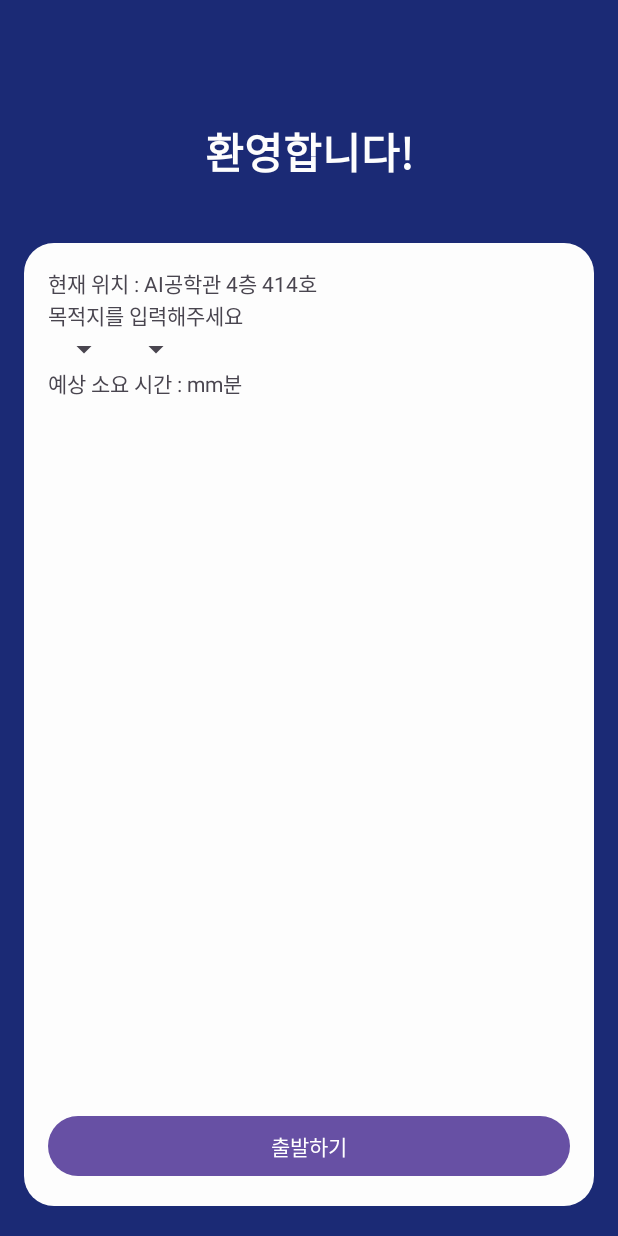
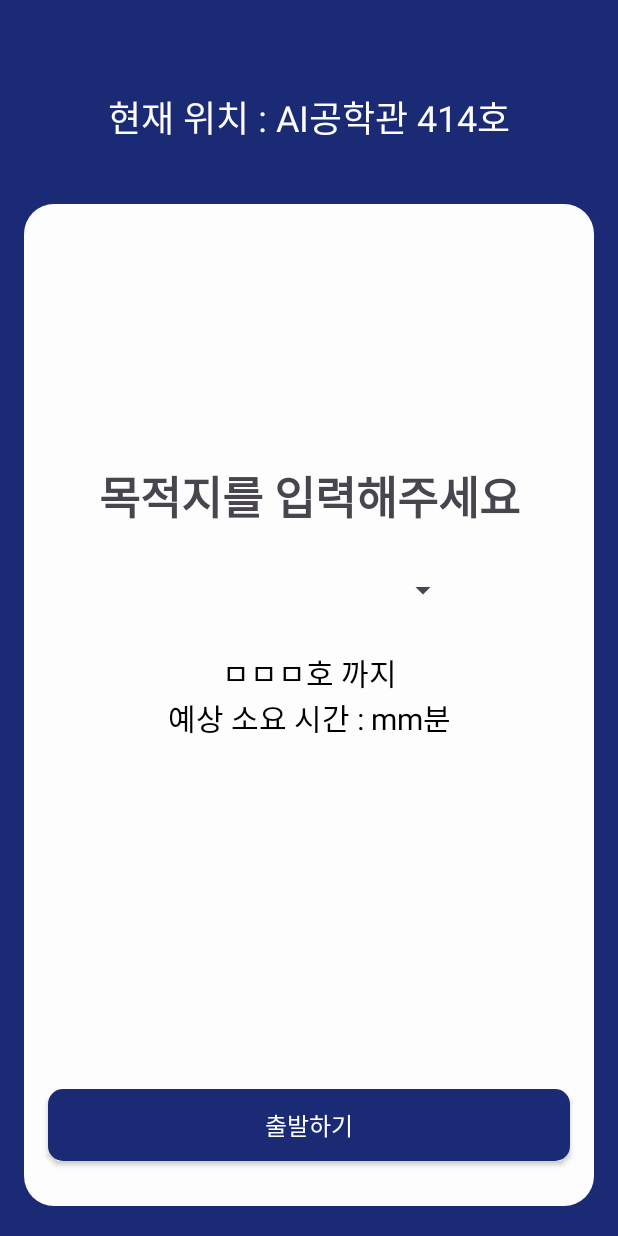
Before and after one commit to sts07142/IndoorNavUser, an Android app: the screen it shows after launch (MainActivity), on a phone screen of 412 x 824 dp. Run offline under Robolectric (Android 15) with nearby library versions, the phone set to English and light mode, and no system bars.

Commit message:
Feat: layout design change

```diff
--- /dev/null
+++ b/IndoorLocalization/app/src/main/res/drawable/style_home_bg.xml
@@ -0,0 +1,5 @@
+<?xml version="1.0" encoding="utf-8"?>
+<shape xmlns:android="http://schemas.android.com/apk/res/android">
+    <corners android:radius="20dp"/>
+    <solid android:color="@color/white"/>
+</shape>
--- a/IndoorLocalization/app/src/main/res/drawable/style_corner20_white.xml
+++ b/IndoorLocalization/app/src/main/res/drawable/style_home_btn.xml
@@ -1,7 +1,7 @@
 <?xml version="1.0" encoding="utf-8"?>
 <shape xmlns:android="http://schemas.android.com/apk/res/android"
     android:shape="rectangle">
-    <solid android:color="@color/white"/>
-    <corners android:radius="20dp"/>
+    <solid android:color="@color/blue04"/>
+    <corners android:radius="10dp"/>
 
 </shape>
--- a/IndoorLocalization/app/src/main/res/layout/activity_main.xml
+++ b/IndoorLocalization/app/src/main/res/layout/activity_main.xml
@@ -7,80 +7,89 @@
     android:layout_height="match_parent"
     tools:context=".MainActivity">
 
-    <TextView
-        android:id="@+id/main_set_destination_tv"
-        android:layout_width="match_parent"
-        android:layout_height="wrap_content"
-        android:layout_marginTop="80dp"
-        android:paddingBottom="10dp"
-        android:text="환영합니다!"
-        android:textColor="@color/white"
-        android:textAlignment="center"
-        android:textSize="28sp"
-        android:textStyle="bold"
-        app:layout_constraintEnd_toEndOf="parent"
-        app:layout_constraintStart_toStartOf="parent"
-        app:layout_constraintTop_toTopOf="parent" />
-
-    <androidx.constraintlayout.widget.ConstraintLayout
-        android:layout_width="match_parent"
-        android:layout_height="0dp"
-        android:padding="16dp"
-        android:background="@drawable/style_corner20_white"
-        app:layout_constraintStart_toStartOf="parent"
-        app:layout_constraintTop_toBottomOf="@+id/main_set_destination_tv"
-        app:layout_constraintBottom_toBottomOf="parent"
-        android:layout_marginTop="30dp"
-        android:layout_marginHorizontal="16dp"
-        android:layout_marginBottom="20dp">
-
         <TextView
             android:id="@+id/home_now_location_tv"
             android:layout_width="wrap_content"
             android:layout_height="wrap_content"
-            android:text="현재 위치 : AI공학관 4층 414호"
+            android:layout_marginTop="60dp"
+            android:text="현재 위치 : AI공학관 414호"
+            android:textColor="@color/white"
+            android:textSize="24sp"
             app:layout_constraintStart_toStartOf="parent"
+            app:layout_constraintEnd_toEndOf="parent"
             app:layout_constraintTop_toTopOf="parent"/>
-        <TextView
-            android:id="@+id/home_enter_destination_text_tv"
-            android:layout_width="wrap_content"
-            android:layout_height="wrap_content"
-            android:text="목적지를 입력해주세요"
+
+        <androidx.constraintlayout.widget.ConstraintLayout
+            android:layout_width="match_parent"
+            android:layout_height="0dp"
+            android:layout_marginBottom="20dp"
+            android:layout_marginTop="40dp"
+            android:background="@drawable/style_home_bg"
+            android:layout_marginHorizontal="16dp"
             app:layout_constraintStart_toStartOf="parent"
-            app:layout_constraintTop_toBottomOf="@+id/home_now_location_tv"/>
-        <Spinner
-            android:id="@+id/home_destination_floor_sp"
-            android:layout_width="wrap_content"
-            android:layout_height="wrap_content"
-            app:layout_constraintStart_toStartOf="parent"
-            app:layout_constraintTop_toBottomOf="@+id/home_enter_destination_text_tv"/>
-        <Spinner
-            android:id="@+id/home_destination_room_sp"
-            android:layout_width="wrap_content"
-            android:layout_height="wrap_content"
-            app:layout_constraintStart_toEndOf="@+id/home_destination_floor_sp"
-            app:layout_constraintTop_toBottomOf="@+id/home_enter_destination_text_tv"/>
+            app:layout_constraintTop_toBottomOf="@+id/home_now_location_tv"
+            app:layout_constraintBottom_toBottomOf="parent">
 
-        <Button
-            android:id="@+id/home_start_btn_tv"
-            android:layout_width="match_parent"
-            android:layout_height="wrap_content"
-            android:text="출발하기"
-            app:layout_constraintBottom_toBottomOf="parent"/>
+                <LinearLayout
+                    android:layout_width="wrap_content"
+                    android:layout_height="wrap_content"
+                    android:orientation="vertical"
+                    app:layout_constraintStart_toStartOf="parent"
+                    app:layout_constraintBottom_toBottomOf="@id/home_start_btn_tv"
+                    app:layout_constraintVertical_bias="0.38"
+                    app:layout_constraintTop_toTopOf="parent"
+                    app:layout_constraintEnd_toEndOf="parent">
+
+                        <TextView
+                            android:id="@+id/home_enter_destination_text_tv"
+                            android:layout_width="wrap_content"
+                            android:layout_height="wrap_content"
+                            android:text="목적지를 입력해주세요"
+                            android:textSize="30sp"
+                            android:textStyle="bold"
+                            app:layout_constraintEnd_toEndOf="parent"
+                            app:layout_constraintStart_toStartOf="parent"
+                            app:layout_constraintTop_toTopOf="parent" />
+
+                        <Spinner
+                            android:id="@+id/home_destination_room_sp"
+                            android:layout_marginTop="20dp"
+                            android:layout_gravity="center"
+                            android:layout_width="200dp"
+                            android:layout_height="40dp"/>
+
+                        <TextView
+                            android:id="@+id/home_estimated_time_text_tv"
+                            android:layout_width="wrap_content"
+                            android:layout_height="wrap_content"
+                            android:layout_marginTop="20dp"
+                            android:layout_gravity="center"
+                            android:text="ㅁㅁㅁ호 까지\n예상 소요 시간 : mm분"
+                            android:textColor="@color/black"
+                            android:textAlignment="center"
+                            android:textSize="20sp"
+                            app:layout_constraintTop_toBottomOf="@+id/home_destination_room_sp"
+                            app:layout_constraintStart_toStartOf="parent"
+                            app:layout_constraintEnd_toEndOf="parent"/>
+
+                </LinearLayout>
 
 
 
+                <androidx.appcompat.widget.AppCompatButton
+                    android:id="@+id/home_start_btn_tv"
+                    android:layout_width="match_parent"
+                    android:layout_height="wrap_content"
+                    android:layout_marginHorizontal="16dp"
+                    android:layout_marginBottom="30dp"
+                    android:textColor="@color/white"
+                    android:textSize="16sp"
+                    android:text="출발하기"
+                    android:background="@drawable/style_home_btn"
+                    app:layout_constraintBottom_toBottomOf="parent"/>
 
-        <!-- 구현 가능하면 추가하기 -->
 
-        <TextView
-            android:id="@+id/home_estimated_time_text_tv"
-            android:layout_width="wrap_content"
-            android:layout_height="wrap_content"
-            android:text="예상 소요 시간 : mm분"
-            app:layout_constraintTop_toBottomOf="@+id/home_destination_floor_sp"
-            app:layout_constraintStart_toStartOf="parent"/>
+        </androidx.constraintlayout.widget.ConstraintLayout>
 
-    </androidx.constraintlayout.widget.ConstraintLayout>
 
 </androidx.constraintlayout.widget.ConstraintLayout>
--- a/IndoorLocalization/app/src/main/res/layout/activity_navigation.xml
+++ b/IndoorLocalization/app/src/main/res/layout/activity_navigation.xml
@@ -9,7 +9,7 @@
     <androidx.constraintlayout.widget.ConstraintLayout
         android:layout_width="380dp"
         android:layout_height="650dp"
-        android:background="@drawable/style_corner20_white"
+        android:background="@drawable/style_home_btn"
         android:padding="16dp"
         app:layout_constraintBottom_toBottomOf="parent"
         app:layout_constraintEnd_toEndOf="parent"
@@ -20,21 +20,20 @@
             android:id="@+id/view"
             android:layout_width="match_parent"
             android:layout_height="400dp"
-            app:layout_constraintBottom_toBottomOf="parent"
+            android:layout_marginTop="25dp"
             app:layout_constraintEnd_toEndOf="parent"
-            app:layout_constraintHorizontal_bias="0.062"
             app:layout_constraintStart_toStartOf="parent"
-            app:layout_constraintTop_toTopOf="parent"
-            app:layout_constraintVertical_bias="0.341"
+            app:layout_constraintTop_toBottomOf="@+id/navigation_textview_destination"
             app:srcCompat="@color/material_dynamic_neutral60" />
 
         <TextView
-            android:id="@+id/textView"
+            android:id="@+id/navigation_textview_destination"
             android:layout_width="wrap_content"
             android:layout_height="wrap_content"
             android:text="출발지 : AI공학관 304호\n목적지 : AI공학관 412호"
             android:textSize="25sp"
             android:textStyle="bold"
+            android:textColor="@color/white"
             app:layout_constraintBottom_toTopOf="@+id/view"
             app:layout_constraintEnd_toEndOf="parent"
             app:layout_constraintStart_toStartOf="parent"
@@ -57,6 +56,7 @@
             android:layout_height="wrap_content"
             android:layout_marginBottom="50dp"
             android:textSize="20sp"
+            android:textColor="@color/white"
             android:text="남은 거리 : 0 M"
             app:layout_constraintBottom_toBottomOf="parent"
             app:layout_constraintEnd_toEndOf="parent"
--- a/IndoorLocalization/app/src/main/res/values/colors.xml
+++ b/IndoorLocalization/app/src/main/res/values/colors.xml
@@ -11,4 +11,6 @@
     <color name="green03">#156850</color>
     <color name="green02">#16A750</color>
     <color name="green01">#1BD22C</color>
+
+    <color name="transparent">#00000000</color>
 </resources>
--- a/IndoorLocalization/app/src/main/res/values/themes.xml
+++ b/IndoorLocalization/app/src/main/res/values/themes.xml
@@ -5,5 +5,10 @@
         <!-- <item name="colorPrimary">@color/my_light_primary</item> -->
     </style>
 
+    <style name="button_home">
+        <item name="cornerRadius">10dp</item>
+        <item name="backgroundColor">@color/blue04</item>
+    </style>
+
     <style name="Theme.IndoorLocalization" parent="Base.Theme.IndoorLocalization" />
 </resources>
```
